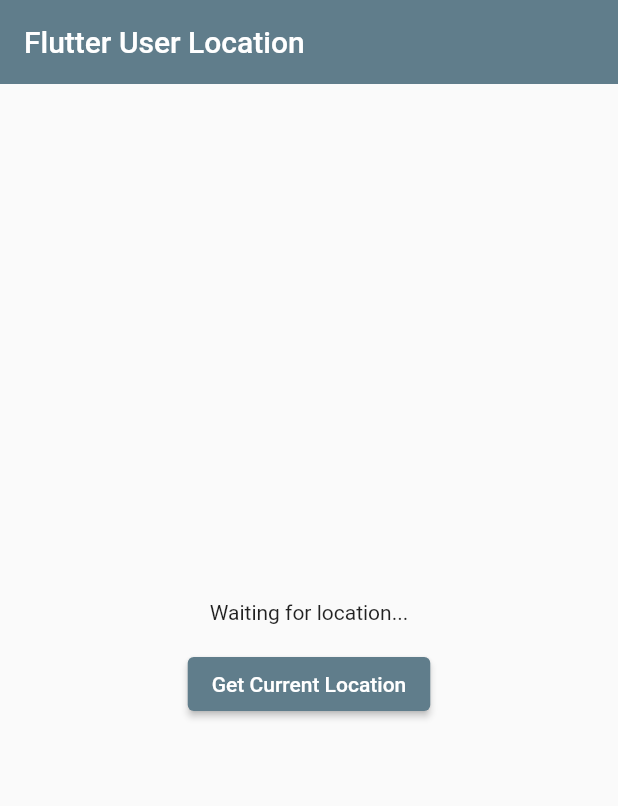
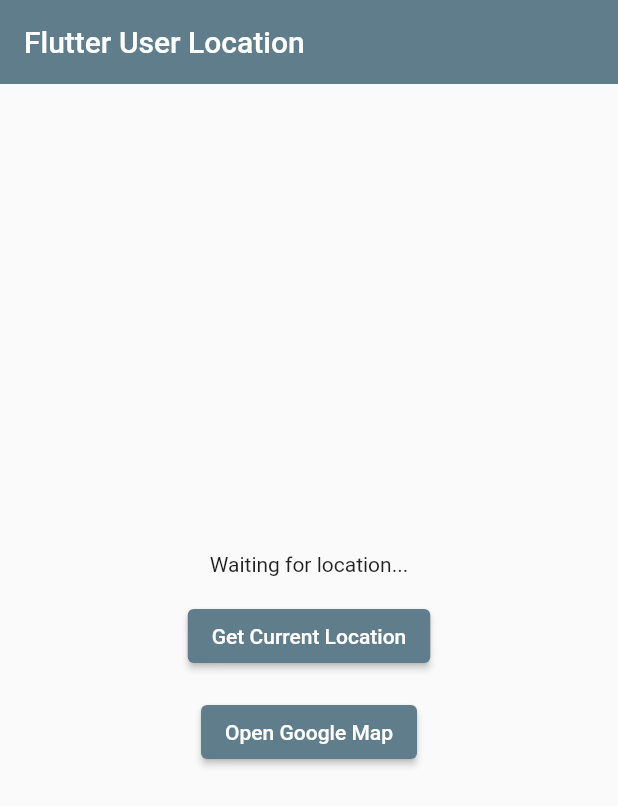
Before and after one commit to hamed-deriv/flutter_location, a Flutter app: the screen it shows after launch, on a phone screen of 412 x 824 dp. Shown: the top 806 px of the screen. Run offline on Flutter 3.47's test engine with Material 2 defaults, Android fonts, the phone set to English and light mode, and no system bars; our stand-ins replace geolocator.

Commit message:
show location on the map

```diff
--- a/lib/main.dart
+++ b/lib/main.dart
@@ -1,5 +1,6 @@
 import 'package:flutter/material.dart';
 import 'package:geolocator/geolocator.dart';
+import 'package:url_launcher/url_launcher_string.dart';
 
 void main() => runApp(const App());
 
@@ -50,7 +51,12 @@
 
                   _updateLiveLocation();
                 },
-              )
+              ),
+              const SizedBox(height: 16),
+              ElevatedButton(
+                child: const Text('Open Google Map'),
+                onPressed: _openGoogleMap,
+              ),
             ],
           ),
         ),
@@ -97,4 +103,13 @@
       },
     );
   }
+
+  Future<void> _openGoogleMap() async {
+    final String googleMapUrl =
+        'https://www.google.com/maps/search/?api=1&query=${_position?.latitude},${_position?.longitude}';
+
+    await canLaunchUrlString(googleMapUrl)
+        ? await launchUrlString(googleMapUrl)
+        : throw Exception('Unable to lunch $googleMapUrl.');
+  }
 }
--- a/pubspec.yaml
+++ b/pubspec.yaml
@@ -14,6 +14,7 @@
 
   cupertino_icons: ^1.0.5
   geolocator: ^9.0.2
+  url_launcher: ^6.1.6
 
 dev_dependencies:
   flutter_test:
```
Also changed, not shown: pubspec.lock, 3 other files.
